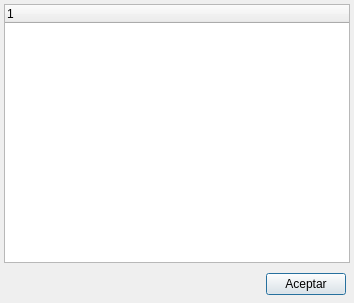
Qt form ui/informacion.ui (Monthy/gr-lida) before a commit.
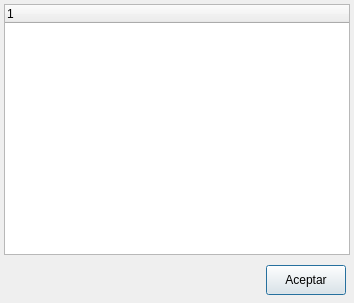
The same form after that commit. Icons and pictures are not drawn.

Patch:
```diff
--- a/ui/informacion.ui
+++ b/ui/informacion.ui
@@ -116,6 +116,12 @@
      </item>
      <item>
       <widget class="QPushButton" name="btnOk" >
+       <property name="minimumSize" >
+        <size>
+         <width>0</width>
+         <height>30</height>
+        </size>
+       </property>
        <property name="text" >
         <string>Aceptar</string>
        </property>
```
Left out of the diff: 30 changed lines with no effect on the pictures.
